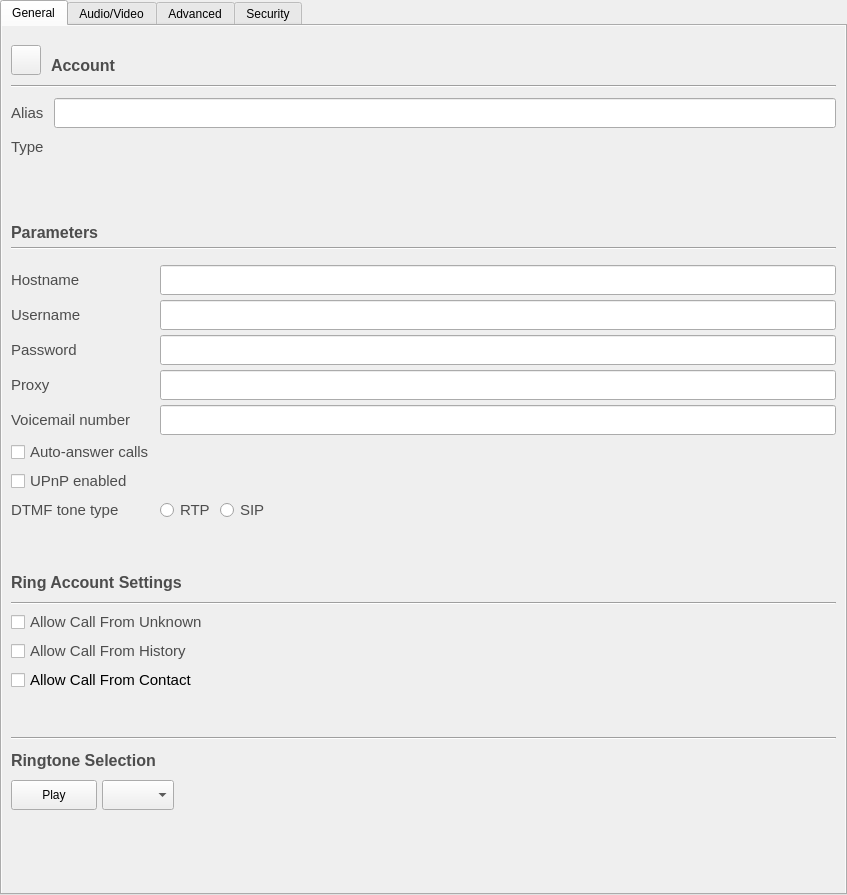
This is accountdetails.ui in savoirfairelinux/jami-client-windows as Qt 5 draws it before an edit. The edited form follows.
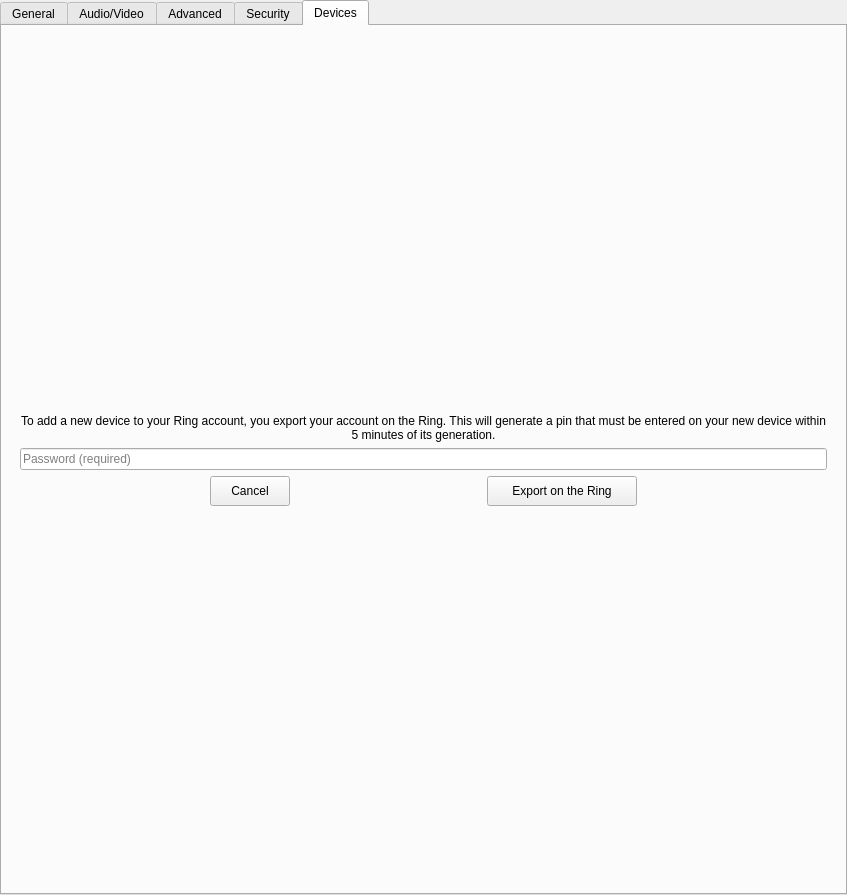
This is the edited form. The open tabs and pages were chosen to show the change. Icons and pictures are not drawn. Custom widgets are drawn as their Qt base class.

Commit message:
Implement multi-device
Tuleap: #951

What changed in the file:
```diff
--- a/accountdetails.ui
+++ b/accountdetails.ui
@@ -47,7 +47,7 @@
       <bool>true</bool>
      </property>
      <property name="currentIndex">
-      <number>0</number>
+      <number>4</number>
      </property>
      <widget class="QWidget" name="gen_tab">
       <property name="sizePolicy">
@@ -92,7 +92,7 @@
             <x>0</x>
             <y>0</y>
             <width>843</width>
-            <height>859</height>
+            <height>856</height>
            </rect>
           </property>
           <layout class="QVBoxLayout" name="verticalLayout_12">
@@ -2386,6 +2386,263 @@
        </item>
       </layout>
      </widget>
+     <widget class="QWidget" name="devicesTab">
+      <attribute name="title">
+       <string>Devices</string>
+      </attribute>
+      <layout class="QVBoxLayout" name="verticalLayout_15">
+       <item>
+        <widget class="QStackedWidget" name="devicesStackedWidget">
+         <widget class="QWidget" name="page">
+          <layout class="QVBoxLayout" name="verticalLayout_16">
+           <item>
+            <widget class="QTableView" name="tableView">
+             <property name="sizeAdjustPolicy">
+              <enum>QAbstractScrollArea::AdjustToContents</enum>
+             </property>
+             <property name="wordWrap">
+              <bool>true</bool>
+             </property>
+             <attribute name="horizontalHeaderCascadingSectionResizes">
+              <bool>false</bool>
+             </attribute>
+             <attribute name="horizontalHeaderDefaultSectionSize">
+              <number>255</number>
+             </attribute>
+             <attribute name="horizontalHeaderHighlightSections">
+              <bool>false</bool>
+             </attribute>
+             <attribute name="horizontalHeaderStretchLastSection">
+              <bool>false</bool>
+             </attribute>
+             <attribute name="verticalHeaderVisible">
+              <bool>false</bool>
+             </attribute>
+            </widget>
+           </item>
+           <item>
+            <widget class="QPushButton" name="addDeviceButton">
+             <property name="minimumSize">
+              <size>
+               <width>0</width>
+               <height>30</height>
+              </size>
+             </property>
+             <property name="text">
+              <string>Add device</string>
+             </property>
+            </widget>
+           </item>
+          </layout>
+         </widget>
+         <widget class="QWidget" name="page_2">
+          <layout class="QVBoxLayout" name="verticalLayout_17">
+           <item>
+            <spacer name="verticalSpacer">
+             <property name="orientation">
+              <enum>Qt::Vertical</enum>
+             </property>
+             <property name="sizeHint" stdset="0">
+              <size>
+               <width>20</width>
+               <height>40</height>
+              </size>
+             </property>
+            </spacer>
+           </item>
+           <item>
+            <widget class="QLabel" name="label_18">
+             <property name="lineWidth">
+              <number>1</number>
+             </property>
+             <property name="text">
+              <string>To add a new device to your Ring account, you export your account on the Ring. This will generate a pin that must be entered on your new device within 5 minutes of its generation.</string>
+             </property>
+             <property name="alignment">
+              <set>Qt::AlignCenter</set>
+             </property>
+             <property name="wordWrap">
+              <bool>true</bool>
+             </property>
+            </widget>
+           </item>
+           <item>
+            <widget class="QLineEdit" name="passwordArchiveEdit">
+             <property name="echoMode">
+              <enum>QLineEdit::Password</enum>
+             </property>
+             <property name="placeholderText">
+              <string>Password (required)</string>
+             </property>
+            </widget>
+           </item>
+           <item>
+            <layout class="QHBoxLayout" name="horizontalLayout_4">
+             <item>
+              <spacer name="horizontalSpacer_8">
+               <property name="orientation">
+                <enum>Qt::Horizontal</enum>
+               </property>
+               <property name="sizeHint" stdset="0">
+                <size>
+                 <width>40</width>
+                 <height>20</height>
+                </size>
+               </property>
+              </spacer>
+             </item>
+             <item>
+              <widget class="QPushButton" name="cancelAddButton">
+               <property name="minimumSize">
+                <size>
+                 <width>80</width>
+                 <height>30</height>
+                </size>
+               </property>
+               <property name="text">
+                <string>Cancel</string>
+               </property>
+              </widget>
+             </item>
+             <item>
+              <spacer name="horizontalSpacer_7">
+               <property name="orientation">
+                <enum>Qt::Horizontal</enum>
+               </property>
+               <property name="sizeHint" stdset="0">
+                <size>
+                 <width>40</width>
+                 <height>20</height>
+                </size>
+               </property>
+              </spacer>
+             </item>
+             <item>
+              <widget class="QPushButton" name="exportOnRingButton">
+               <property name="minimumSize">
+                <size>
+                 <width>150</width>
+                 <height>30</height>
+                </size>
+               </property>
+               <property name="text">
+                <string>Export on the Ring</string>
+               </property>
+              </widget>
+             </item>
+             <item>
+              <spacer name="horizontalSpacer_9">
+               <property name="orientation">
+                <enum>Qt::Horizontal</enum>
+               </property>
+               <property name="sizeHint" stdset="0">
+                <size>
+                 <width>40</width>
+                 <height>20</height>
+                </size>
+               </property>
+              </spacer>
+             </item>
+            </layout>
+           </item>
+           <item>
+            <spacer name="verticalSpacer_9">
+             <property name="orientation">
+              <enum>Qt::Vertical</enum>
+             </property>
+             <property name="sizeHint" stdset="0">
+              <size>
+               <width>20</width>
+               <height>40</height>
+              </size>
+             </property>
+            </spacer>
+           </item>
+          </layout>
+         </widget>
+         <widget class="QWidget" name="page_3">
+          <layout class="QVBoxLayout" name="verticalLayout_18">
+           <item>
+            <spacer name="verticalSpacer_15">
+             <property name="orientation">
+              <enum>Qt::Vertical</enum>
+             </property>
+             <property name="sizeHint" stdset="0">
+              <size>
+               <width>20</width>
+               <height>40</height>
+              </size>
+             </property>
+            </spacer>
+           </item>
+           <item alignment="Qt::AlignHCenter">
+            <widget class="QLabel" name="label_24">
+             <property name="text">
+              <string>Your generated pin:</string>
+             </property>
+            </widget>
+           </item>
+           <item>
+            <widget class="QLabel" name="pinLabel">
+             <property name="font">
+              <font>
+               <pointsize>30</pointsize>
+               <stylestrategy>PreferAntialias</stylestrategy>
+              </font>
+             </property>
+             <property name="text">
+              <string>PIN</string>
+             </property>
+             <property name="alignment">
+              <set>Qt::AlignCenter</set>
+             </property>
+            </widget>
+           </item>
+           <item alignment="Qt::AlignHCenter">
+            <widget class="QLabel" name="label_25">
+             <property name="text">
+              <string>This pin should be entered on your new device within 5 minutes. You may generate a new one at any moment.</string>
+             </property>
+            </widget>
+           </item>
+           <item alignment="Qt::AlignHCenter">
+            <widget class="QPushButton" name="exportEndedOkButton">
+             <property name="minimumSize">
+              <size>
+               <width>40</width>
+               <height>30</height>
+              </size>
+             </property>
+             <property name="maximumSize">
+              <size>
+               <width>200</width>
+               <height>16777215</height>
+              </size>
+             </property>
+             <property name="text">
+              <string>OK</string>
+             </property>
+            </widget>
+           </item>
+           <item>
+            <spacer name="verticalSpacer_16">
+             <property name="orientation">
+              <enum>Qt::Vertical</enum>
+             </property>
+             <property name="sizeHint" stdset="0">
+              <size>
+               <width>20</width>
+               <height>40</height>
+              </size>
+             </property>
+            </spacer>
+           </item>
+          </layout>
+         </widget>
+        </widget>
+       </item>
+      </layout>
+     </widget>
     </widget>
    </item>
   </layout>
```
Left out of the diff: 6 changed lines with no effect on the pictures. The commit also changes 8 other files.
